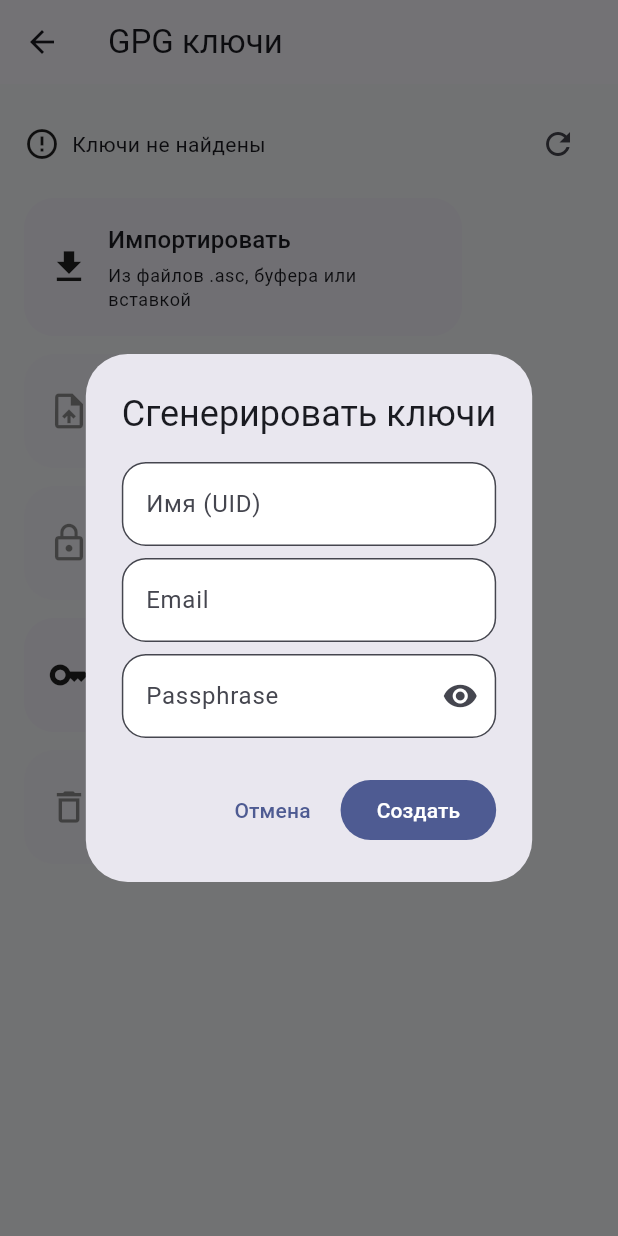
After one commit to Granzh/new_pass, a Flutter app: the GpgKeysScreen screen opened by its route, after a tap on "Сгенерировать", on a phone screen of 412 x 824 dp. The commit adds this screen. Run offline on Flutter 3.47's test engine with Material 3 defaults, Android fonts, the phone set to English and light mode, and no system bars; our stand-ins replace file_picker, flutter_secure_storage, get_it, shared_preferences; missing offline and left inert: file_saver, openpgp; accounts and stored records are empty.

Commit message:
сделал экран для работы с ключами

```diff
--- a/lib/main.dart
+++ b/lib/main.dart
@@ -1,5 +1,9 @@
 import 'package:flutter/material.dart';
 import 'package:flutter_localizations/flutter_localizations.dart';
+import 'package:new_pass/services/keys/gpg_key_service.dart';
+import 'package:new_pass/services/memory/gpg_key_memory.dart';
+import 'package:new_pass/services/storage/gpg_key_storage.dart';
+import 'package:new_pass/ui/screens/gpg_keys_screen.dart';
 
 import 'generated/l10n.dart';
 import 'ui/screens/password_list_screen.dart';
@@ -10,18 +14,22 @@ import 'ui/screens/init_gpg_screen.dart';
 
 void main() async {
   WidgetsFlutterBinding.ensureInitialized();
-  runApp(const MyApp());
+  final keyMemory = GPGKeyMemory.empty();
+  final keyStorage = GPGKeyStorage();
+  final keyService = GPGKeyService(storage: keyStorage, memory: keyMemory);
+
+  runApp(MyApp(keyService: keyService));
 }
 
 class MyApp extends StatelessWidget {
-  const MyApp({super.key});
+  const MyApp({super.key, required this.keyService});
+  final GPGKeyService keyService;
 
   @override
   Widget build(BuildContext context) {
     return MaterialApp(
       debugShowCheckedModeBanner: false,
 
-      // ✅ Material 3 тема без конфликтов
       themeMode: ThemeMode.system,
       theme: ThemeData(
         useMaterial3: true,
@@ -63,7 +71,6 @@ class MyApp extends StatelessWidget {
         ),
       ),
 
-      // ✅ Точки локализации
       localizationsDelegates: const [
         S.delegate,
         GlobalMaterialLocalizations.delegate,
@@ -72,13 +79,13 @@ class MyApp extends StatelessWidget {
       ],
       supportedLocales: const [Locale('en'), Locale('ru')],
 
-      // ✅ Роутинг: никакого вложенного MaterialApp
       initialRoute: '/',
       routes: {
         '/': (_) => const PasswordListScreen(),
         '/select-folder': (_) => const SelectFolderScreen(),
         '/password/new': (_) => const NewPasswordScreen(),
         '/password/view': (_) => const PasswordViewScreen(),
+        '/gpg_keys': (context) => GpgKeysScreen(keyService: keyService)
        // '/init-gpg': (_) => const InitGpgScreen(),
       },
     );
--- a/lib/services/memory/gpg_key_memory.dart
+++ b/lib/services/memory/gpg_key_memory.dart
@@ -4,6 +4,8 @@ class GPGKeyMemory {
   String? _publicKey;
   String? _privateKey;
   String? _passphrase;
+
+  GPGKeyMemory.empty();
 
   GPGKeyMemory({
     required String publicKey,
--- /dev/null
+++ b/lib/ui/screens/gpg_keys_screen.dart
@@ -0,0 +1,536 @@
+import 'dart:convert';
+import 'dart:io';
+
+import 'package:flutter/material.dart';
+import 'package:flutter/services.dart';
+import 'package:file_picker/file_picker.dart';
+import 'package:file_saver/file_saver.dart';
+
+import '../../services/keys/gpg_key_service.dart';
+
+class GpgKeysScreen extends StatefulWidget {
+  const GpgKeysScreen({super.key, required this.keyService});
+
+  final GPGKeyService keyService;
+
+  @override
+  State<GpgKeysScreen> createState() => _GpgKeysScreenState();
+}
+
+class _GpgKeysScreenState extends State<GpgKeysScreen> {
+  bool _loading = true;
+  bool _hasKeys = false;
+
+  @override
+  void initState() {
+    super.initState();
+    _init();
+  }
+
+  Future<void> _init() async {
+    try {
+      final ok = await widget.keyService.loadFromStorage();
+      setState(() {
+        _hasKeys = ok || widget.keyService.hasKeys;
+        _loading = false;
+      });
+    } catch (e) {
+      setState(() => _loading = false);
+      _showError(e);
+    }
+  }
+
+  void _showSnack(String msg) {
+    if (!mounted) return;
+    ScaffoldMessenger.of(context).showSnackBar(
+      SnackBar(content: Text(msg)),
+    );
+  }
+
+  void _showError(Object e) {
+    _showSnack('Ошибка: $e');
+  }
+
+  Future<void> _onGenerate() async {
+    final res = await showDialog<_GenKeysResult>(
+      context: context,
+      builder: (_) => const _GenerateKeysDialog(),
+    );
+    if (res == null) return;
+    try {
+      setState(() => _loading = true);
+      await widget.keyService.generate(
+        name: res.name,
+        email: res.email,
+        passphrase: res.passphrase,
+      );
+      setState(() {
+        _hasKeys = true;
+        _loading = false;
+      });
+      _showSnack('Ключи сгенерированы и сохранены');
+    } catch (e) {
+      setState(() => _loading = false);
+      _showError(e);
+    }
+  }
+
+  Future<void> _onImport() async {
+    final choice = await showModalBottomSheet<_ImportMode>(
+      context: context,
+      showDragHandle: true,
+      builder: (_) => const _ImportPickerSheet(),
+    );
+    if (choice == null) return;
+
+    String? publicKey;
+    String? privateKey;
+    String? passphrase;
+
+    try {
+      switch (choice) {
+        case _ImportMode.files:
+          final result = await FilePicker.platform.pickFiles(allowMultiple: true);
+          if (result == null) return;
+          for (final f in result.files) {
+            final text = await File(f.path!).readAsString();
+            if (text.contains('BEGIN PGP PUBLIC KEY BLOCK')) publicKey = text;
+            if (text.contains('BEGIN PGP PRIVATE KEY BLOCK')) privateKey = text;
+          }
+          passphrase = await _askPassphrase();
+          break;
+        case _ImportMode.clipboard:
+          final text = await Clipboard.getData(Clipboard.kTextPlain);
+          final value = text?.text ?? '';
+          if (value.contains('BEGIN PGP PUBLIC KEY BLOCK')) publicKey = value;
+          if (value.contains('BEGIN PGP PRIVATE KEY BLOCK')) privateKey = value;
+          passphrase = await _askPassphrase();
+          break;
+        case _ImportMode.pasteBoth:
+          final res = await showDialog<_PasteBothResult>(
+            context: context,
+            builder: (_) => const _PasteBothDialog(),
+          );
+          if (res == null) return;
+          publicKey = res.publicKey.trim();
+          privateKey = res.privateKey.trim();
+          passphrase = res.passphrase;
+          break;
+      }
+
+      if (publicKey == null || privateKey == null) {
+        _showSnack('Не нашли оба ключа. Убедись, что выбраны public и private .asc');
+        return;
+      }
+
+      setState(() => _loading = true);
+      await widget.keyService.importArmored(
+        publicKey: publicKey,
+        privateKey: privateKey,
+        passphrase: passphrase,
+      );
+      setState(() {
+        _hasKeys = true;
+        _loading = false;
+      });
+      _showSnack('Ключи импортированы');
+    } catch (e) {
+      setState(() => _loading = false);
+      _showError(e);
+    }
+  }
+
+  Future<void> _onExport({required bool privateKey}) async {
+    try {
+      setState(() => _loading = true);
+      final data = privateKey
+          ? await widget.keyService.exportPrivate()
+          : await widget.keyService.exportPublic();
+      setState(() => _loading = false);
+      if (data == null || data.isEmpty) {
+        _showSnack('Ключ не найден');
+        return;
+      }
+
+      final extName = privateKey ? 'private_key' : 'public_key';
+      await FileSaver.instance.saveFile(
+        name: extName,
+        bytes: utf8.encode(data),
+        fileExtension: 'asc',
+        mimeType: MimeType.text,
+      );
+      _showSnack('Сохранено как $extName.asc');
+    } catch (e) {
+      setState(() => _loading = false);
+      _showError(e);
+    }
+  }
+
+  Future<void> _onDelete() async {
+    final ok = await showDialog<bool>(
+      context: context,
+      builder: (_) => AlertDialog(
+        title: const Text('Удалить ключи?'),
+        content: const Text('Действие необратимо. Убедись, что у тебя есть бэкап приватного ключа.'),
+        actions: [
+          TextButton(onPressed: () => Navigator.pop(context, false), child: const Text('Отмена')),
+          FilledButton(onPressed: () => Navigator.pop(context, true), child: const Text('Удалить')),
+        ],
+      ),
+    );
+    if (ok != true) return;
+
+    try {
+      setState(() => _loading = true);
+      await widget.keyService.deleteAll();
+      setState(() {
+        _hasKeys = false;
+        _loading = false;
+      });
+      _showSnack('Ключи удалены');
+    } catch (e) {
+      setState(() => _loading = false);
+      _showError(e);
+    }
+  }
+
+  Future<String> _askPassphrase() async {
+    final res = await showDialog<String>(
+      context: context,
+      builder: (_) => const _PassphraseDialog(),
+    );
+    return res ?? '';
+  }
+
+  @override
+  Widget build(BuildContext context) {
+    return Scaffold(
+      appBar: AppBar(title: const Text('GPG ключи')),
+      body: _loading
+          ? const Center(child: CircularProgressIndicator())
+          : Padding(
+        padding: const EdgeInsets.all(16),
+        child: Column(
+          crossAxisAlignment: CrossAxisAlignment.stretch,
+          children: [
+            Row(
+              children: [
+                Icon(_hasKeys ? Icons.verified : Icons.error_outline),
+                const SizedBox(width: 8),
+                Text(_hasKeys ? 'Ключи настроены' : 'Ключи не найдены'),
+                const Spacer(),
+                IconButton(onPressed: _init, icon: const Icon(Icons.refresh)),
+              ],
+            ),
+            const SizedBox(height: 12),
+            Wrap(
+              spacing: 12,
+              runSpacing: 12,
+              children: [
+                _ActionCard(
+                  title: 'Импортировать',
+                  subtitle: 'Из файлов .asc, буфера или вставкой',
+                  icon: Icons.download,
+                  onTap: _onImport,
+                ),
+                _ActionCard(
+                  title: 'Экспортировать (public)',
+                  subtitle: 'Сохранить public_key.asc',
+                  icon: Icons.upload_file,
+                  onTap: () => _onExport(privateKey: false),
+                  enabled: _hasKeys,
+                ),
+                _ActionCard(
+                  title: 'Экспортировать (private)',
+                  subtitle: 'Сохранить private_key.asc',
+                  icon: Icons.lock_outline,
+                  onTap: () => _onExport(privateKey: true),
+                  enabled: _hasKeys,
+                ),
+                _ActionCard(
+                  title: 'Сгенерировать',
+                  subtitle: 'Новая пара ключей',
+                  icon: Icons.key,
+                  onTap: _onGenerate,
+                ),
+                _ActionCard(
+                  title: 'Удалить',
+                  subtitle: 'Очистить ключи',
+                  icon: Icons.delete_outline,
+                  onTap: _onDelete,
+                  enabled: _hasKeys,
+                ),
+              ],
+            ),
+          ],
+        ),
+      ),
+    );
+  }
+}
+
+class _ActionCard extends StatelessWidget {
+  const _ActionCard({
+    required this.title,
+    required this.subtitle,
+    required this.icon,
+    required this.onTap,
+    this.enabled = true,
+  });
+
+  final String title;
+  final String subtitle;
+  final IconData icon;
+  final VoidCallback onTap;
+  final bool enabled;
+
+  @override
+  Widget build(BuildContext context) {
+    final card = Card(
+      child: InkWell(
+        onTap: enabled ? onTap : null,
+        child: Padding(
+          padding: const EdgeInsets.all(16),
+          child: SizedBox(
+            width: 260,
+            child: Row(
+              children: [
+                Icon(icon, size: 28),
+                const SizedBox(width: 12),
+                Expanded(
+                  child: Column(
+                    crossAxisAlignment: CrossAxisAlignment.start,
+                    children: [
+                      Text(title, style: Theme.of(context).textTheme.titleMedium),
+                      const SizedBox(height: 4),
+                      Text(subtitle, style: Theme.of(context).textTheme.bodySmall),
+                    ],
+                  ),
+                ),
+              ],
+            ),
+          ),
+        ),
+      ),
+    );
+
+    return Opacity(opacity: enabled ? 1 : 0.5, child: card);
+  }
+}
+
+// ======= dialogs & sheets =======
+
+enum _ImportMode { files, clipboard, pasteBoth }
+
+class _ImportPickerSheet extends StatelessWidget {
+  const _ImportPickerSheet();
+  @override
+  Widget build(BuildContext context) {
+    return SafeArea(
+      child: Column(
+        mainAxisSize: MainAxisSize.min,
+        children: [
+          ListTile(
+            leading: const Icon(Icons.folder_open),
+            title: const Text('Из файлов (.asc)'),
+            onTap: () => Navigator.pop(context, _ImportMode.files),
+          ),
+          ListTile(
+            leading: const Icon(Icons.paste),
+            title: const Text('Из буфера обмена (один ключ)'),
+            subtitle: const Text('Скопируй public или private и вставь'),
+            onTap: () => Navigator.pop(context, _ImportMode.clipboard),
+          ),
+          ListTile(
+            leading: const Icon(Icons.note_alt_outlined),
+            title: const Text('Вставить оба ключа вручную'),
+            onTap: () => Navigator.pop(context, _ImportMode.pasteBoth),
+          ),
+        ],
+      ),
+    );
+  }
+}
+
+class _PassphraseDialog extends StatefulWidget {
+  const _PassphraseDialog();
+  @override
+  State<_PassphraseDialog> createState() => _PassphraseDialogState();
+}
+
+class _PassphraseDialogState extends State<_PassphraseDialog> {
+  final ctrl = TextEditingController();
+  bool hidden = true;
+  @override
+  Widget build(BuildContext context) {
+    return AlertDialog(
+      title: const Text('Passphrase (если есть)'),
+      content: TextField(
+        controller: ctrl,
+        obscureText: hidden,
+        decoration: InputDecoration(
+          hintText: 'Введите passphrase',
+          suffixIcon: IconButton(
+            icon: Icon(hidden ? Icons.visibility : Icons.visibility_off),
+            onPressed: () => setState(() => hidden = !hidden),
+          ),
+        ),
+      ),
+      actions: [
+        TextButton(onPressed: () => Navigator.pop(context, ''), child: const Text('Без пароля')),
+        FilledButton(onPressed: () => Navigator.pop(context, ctrl.text), child: const Text('ОК')),
+      ],
+    );
+  }
+}
+
+class _GenerateKeysDialog extends StatefulWidget {
+  const _GenerateKeysDialog();
+  @override
+  State<_GenerateKeysDialog> createState() => _GenerateKeysDialogState();
+}
+
+class _GenerateKeysDialogState extends State<_GenerateKeysDialog> {
+  final name = TextEditingController();
+  final email = TextEditingController();
+  final pass = TextEditingController();
+  bool hidden = true;
+
+  @override
+  Widget build(BuildContext context) {
+    return AlertDialog(
+      title: const Text('Сгенерировать ключи'),
+      content: SingleChildScrollView(
+        child: Column(
+          mainAxisSize: MainAxisSize.min,
+          children: [
+            TextField(
+                controller: name,
+                decoration: const InputDecoration(labelText: 'Имя (UID)')
+            ),
+            const SizedBox(height: 8),
+            TextField(
+                controller: email,
+                keyboardType: TextInputType.emailAddress,
+                decoration: const InputDecoration(labelText: 'Email')
+            ),
+            const SizedBox(height: 8),
+            TextField(
+              controller: pass,
+              obscureText: hidden,
+              decoration: InputDecoration(
+                labelText: 'Passphrase',
+                suffixIcon: IconButton(
+                  icon: Icon(hidden ? Icons.visibility : Icons.visibility_off),
+                  onPressed: () => setState(() => hidden = !hidden),
+                ),
+              ),
+            ),
+          ],
+        ),
+      ),
+      actions: [
+        TextButton(onPressed: () => Navigator.pop(context), child: const Text('Отмена')),
+        FilledButton(
+          onPressed: () {
+            if (name.text.trim().isEmpty || email.text.trim().isEmpty) return;
+            Navigator.pop(context, _GenKeysResult(
+              name: name.text.trim(),
+              email: email.text.trim(),
+              passphrase: pass.text,
+            ));
+          },
+          child: const Text('Создать'),
+        ),
+      ],
+    );
+  }
+}
+
+class _GenKeysResult {
+  final String name;
+  final String email;
+  final String passphrase;
+  const _GenKeysResult({required this.name, required this.email, required this.passphrase});
+}
+
+class _PasteBothDialog extends StatefulWidget {
+  const _PasteBothDialog();
+  @override
+  State<_PasteBothDialog> createState() => _PasteBothDialogState();
+}
+
+class _PasteBothDialogState extends State<_PasteBothDialog> {
+  final pub = TextEditingController();
+  final priv = TextEditingController();
+  final pass = TextEditingController();
+  bool hidden = true;
+
+  @override
+  Widget build(BuildContext context) {
+    return AlertDialog(
+      title: const Text('Вставь оба ключа'),
+      content: SingleChildScrollView(
+        child: Column(
+          mainAxisSize: MainAxisSize.min,
+          children: [
+            TextField(
+              controller: pub,
+              maxLines: 6,
+              decoration: const InputDecoration(
+                labelText: 'PUBLIC KEY (-----BEGIN PGP PUBLIC KEY BLOCK-----)',
+              ),
+            ),
+            const SizedBox(height: 8),
+            TextField(
+              controller: priv,
+              maxLines: 6,
+              decoration: const InputDecoration(
+                labelText: 'PRIVATE KEY (-----BEGIN PGP PRIVATE KEY BLOCK-----)',
+              ),
+            ),
+            const SizedBox(height: 8),
+            TextField(
+              controller: pass,
+              obscureText: hidden,
+              decoration: InputDecoration(
+                labelText: 'Passphrase',
+                suffixIcon: IconButton(
+                  icon: Icon(hidden ? Icons.visibility : Icons.visibility_off),
+                  onPressed: () => setState(() => hidden = !hidden),
+                ),
+              ),
+            ),
+          ],
+        ),
+      ),
+      actions: [
+        TextButton(onPressed: () => Navigator.pop(context), child: const Text('Отмена')),
+        FilledButton(
+          onPressed: () {
+            if (pub.text.contains('BEGIN PGP PUBLIC KEY') &&
+                priv.text.contains('BEGIN PGP PRIVATE KEY')) {
+              Navigator.pop(context, _PasteBothResult(
+                publicKey: pub.text,
+                privateKey: priv.text,
+                passphrase: pass.text,
+              ));
+            }
+          },
+          child: const Text('Импортировать'),
+        ),
+      ],
+    );
+  }
+}
+
+class _PasteBothResult {
+  final String publicKey;
+  final String privateKey;
+  final String passphrase;
+  const _PasteBothResult({
+    required this.publicKey,
+    required this.privateKey,
+    required this.passphrase,
+  });
+}
--- a/pubspec.yaml
+++ b/pubspec.yaml
@@ -64,6 +64,7 @@ dev_dependencies:
   path_provider_platform_interface: ^2.1.0
   path: ^1.8.3
   file_picker: ^10.2.0
+  file_saver: ^0.3.1
   file: ^7.0.1
   logging: ^1.3.0
   shared_preferences: ^2.5.3
```
Also changed, not shown: pubspec.lock.
